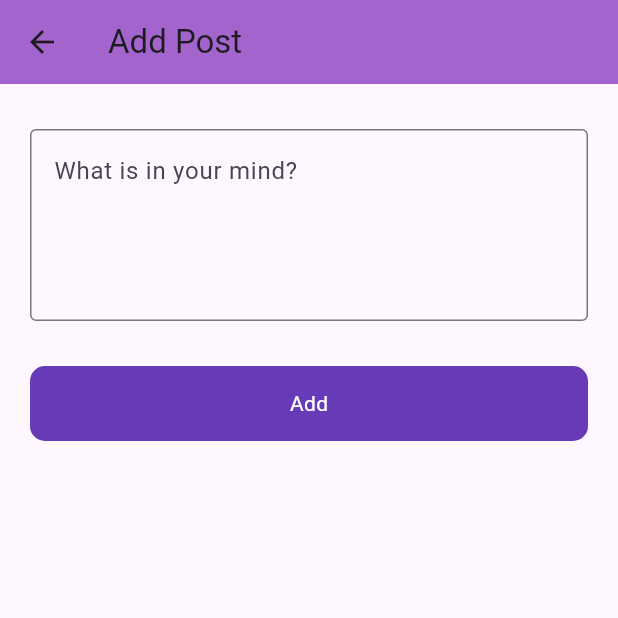
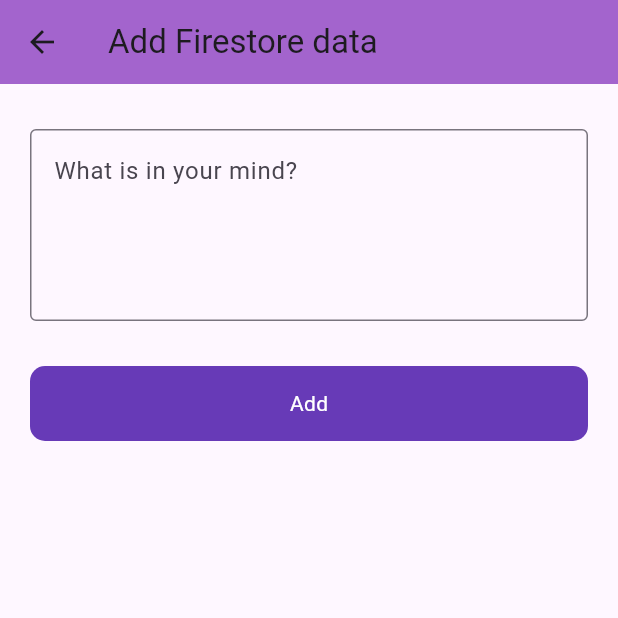
Before and after one commit to shivanitomar0416/firebase_project, a Flutter app: the FireStoreScreen screen opened directly, after a tap on the "add" icon, on a phone screen of 412 x 824 dp, the top half of it. Run offline on Flutter 3.47's test engine with Material 3 defaults, Android fonts, the phone set to English and light mode, and no system bars; our stand-ins replace cloud_firestore, firebase_auth, firebase_core, firebase_database, fluttertoast; accounts and stored records are empty.

Commit message:
My_code_18

```diff
--- a/lib/ui/firestore/add_firebase_data.dart
+++ b/lib/ui/firestore/add_firebase_data.dart
@@ -0,0 +1,71 @@
+import 'package:cloud_firestore/cloud_firestore.dart';
+import 'package:firebase_database/firebase_database.dart';
+import 'package:firebase_project/widgets/round_button.dart';
+import 'package:flutter/material.dart';
+import 'package:firebase_project/utils/utils.dart';
+
+class AddFirestoreDataScreen extends StatefulWidget {
+  const AddFirestoreDataScreen({Key? key}) : super(key: key);
+
+  @override
+  State<AddFirestoreDataScreen> createState() => _AddFirestoreDataScreenState();
+}
+
+class _AddFirestoreDataScreenState extends State<AddFirestoreDataScreen> {
+  final postController = TextEditingController();
+  bool loading = false;
+  final fireStore = FirebaseFirestore.instance.collection('users');
+
+  @override
+  Widget build(BuildContext context) {
+    return Scaffold(
+      appBar: AppBar(
+        title: Text('Add Firestore data'),
+      ),
+      body: Padding(
+        padding: const EdgeInsets.symmetric(horizontal: 20),
+        child: Column(
+          children: [
+            SizedBox(
+              height: 30,
+            ),
+            TextFormField(
+              maxLines: 4,
+              controller:
+                  postController, //saving the data "what is in your mind"
+              decoration: InputDecoration(
+                  hintText: 'What is in your mind?',
+                  border: OutlineInputBorder()),
+            ),
+            SizedBox(
+              height: 30,
+            ),
+            RoundButton(
+                title: 'Add',
+                loading: loading,
+                onTap: () {
+                  setState(() {
+                    loading = true;
+                  });
+                  String id = DateTime.now().millisecondsSinceEpoch.toString();
+                  fireStore.doc().set({
+                    'title': postController.text.toString(),
+                    'id': id
+                  }).then((value) {
+                    setState(() {
+                    loading = false;
+                  });
+                    Utils().toastMessage('post added');
+                  }).onError((error, stackTrace) {
+                    setState(() {
+                    loading = false;
+                  });
+                    Utils().toastMessage(error.toString());
+                  });
+                })
+          ],
+        ),
+      ),
+    );
+  }
+}
--- a/lib/ui/firestore/firestore_list_screen.dart
+++ b/lib/ui/firestore/firestore_list_screen.dart
@@ -1,11 +1,12 @@
+import 'package:firebase_project/ui/firestore/add_firebase_data.dart';
 import 'package:flutter/material.dart';
 import 'package:firebase_database/firebase_database.dart';
 import 'package:firebase_database/ui/firebase_animated_list.dart';
-import 'package:firebase_project/ui/auth/signup_screen.dart';
 import 'package:firebase_auth/firebase_auth.dart';
 import 'package:firebase_project/utils/utils.dart';
 import 'package:firebase_project/ui/auth/login_screen.dart';
-import 'package:firebase_project/ui/add_posts.dart';
+import 'package:firebase_project/ui/firestore/firestore_list_screen.dart';
+import 'package:cloud_firestore/cloud_firestore.dart';
 
 class FireStoreScreen extends StatefulWidget {
   const FireStoreScreen({super.key});
@@ -17,6 +18,8 @@ class FireStoreScreen extends StatefulWidget {
 class _FireStoreScreenState extends State<FireStoreScreen> {
   final auth = FirebaseAuth.instance;
   final editController = TextEditingController();
+  final fireStore = FirebaseFirestore.instance.collection('user').snapshots();
+  CollectionReference ref = FirebaseFirestore.instance.collection('users');
 
   @override
   void initState() {
@@ -27,7 +30,7 @@ class _FireStoreScreenState extends State<FireStoreScreen> {
   Widget build(BuildContext context) {
     return Scaffold(
       appBar: AppBar(
-        title: Text('Post'),
+        title: Text('Firestore'),
         actions: [
           IconButton(
             onPressed: () {
@@ -45,25 +48,53 @@ class _FireStoreScreenState extends State<FireStoreScreen> {
       ),
       body: Column(
         children: [
-          Expanded(
+          SizedBox(
+            height: 10,
+          ),
+          StreamBuilder<QuerySnapshot>(
+              stream: fireStore,
+              builder:
+                  (BuildContext contex, AsyncSnapshot<QuerySnapshot> snapshot) {
+                if (snapshot.connectionState == ConnectionState.waiting)
+                  return CircularProgressIndicator();
+
+                if (snapshot.hasError) return Text('Some error');
+                return Expanded(
                     child: ListView.builder(
-                  itemCount: 10,
+                        itemCount: snapshot.data!.docs.length,
                         itemBuilder: (context, index) {
                           return ListTile(
-                      title: Text('aasf'),
+                            onTap: (){
+                              // ref.doc(snapshot.data!.docs[index]['id'].toSting()).update({
+                              //     'title' : 'its me shivani'
+                              // }).then((value){
+                              //    Utils().toastMessage('updated');
+                              // }).onError((error, stackTrace){
+                              //   Utils().toastMessage(error.toString());
+                              // });
+                              ref.doc(snapshot.data!.docs[index]['id'].toString()).delete;
+                            },
+                            title: Text(
+                                snapshot.data!.docs[index]['title'].toString()),
+                            subtitle: Text(
+                                snapshot.data!.docs[index]['id'].toString()),
                           );
-                  })),
+                        }));
+              }),
         ],
       ),
       floatingActionButton: FloatingActionButton(
         onPressed: () {
-          Navigator.push(context,
-              MaterialPageRoute(builder: (context) => AddPostScreen()));
+          Navigator.push(
+              context,
+              MaterialPageRoute(
+                  builder: (context) => AddFirestoreDataScreen()));
         },
         child: Icon(Icons.add),
       ),
     );
   }
+
   void showMyDialog(String title, String postId) {
     showDialog(
       context: context,
```
Lines whose indentation alone changed are shown as unchanged.
